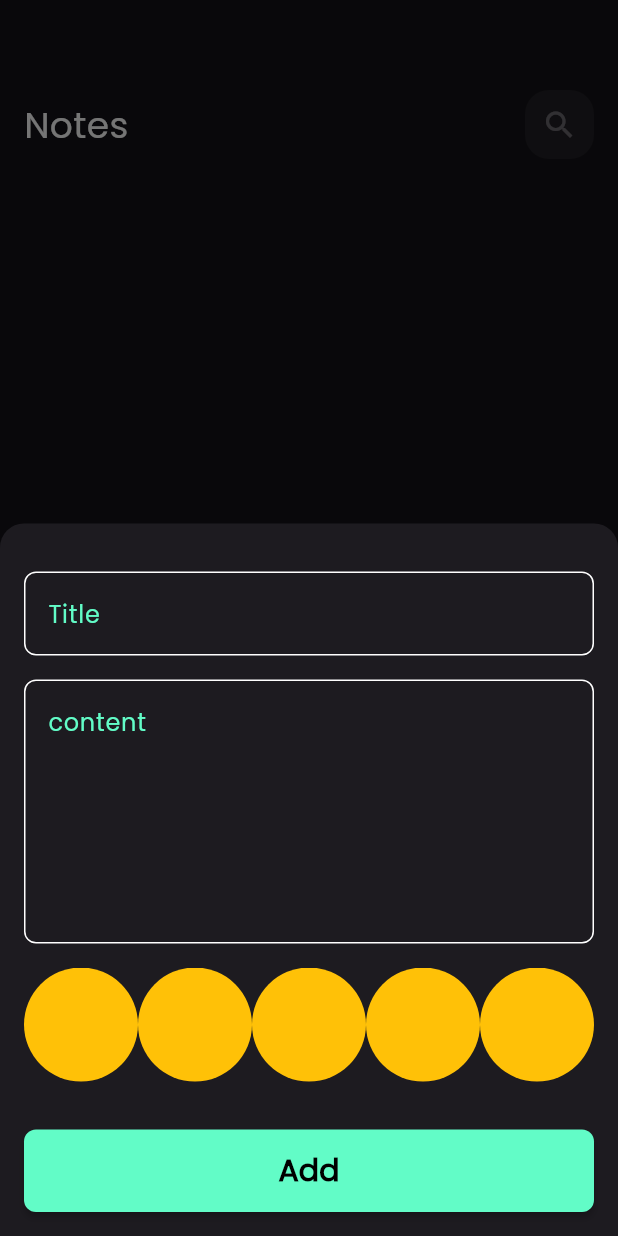
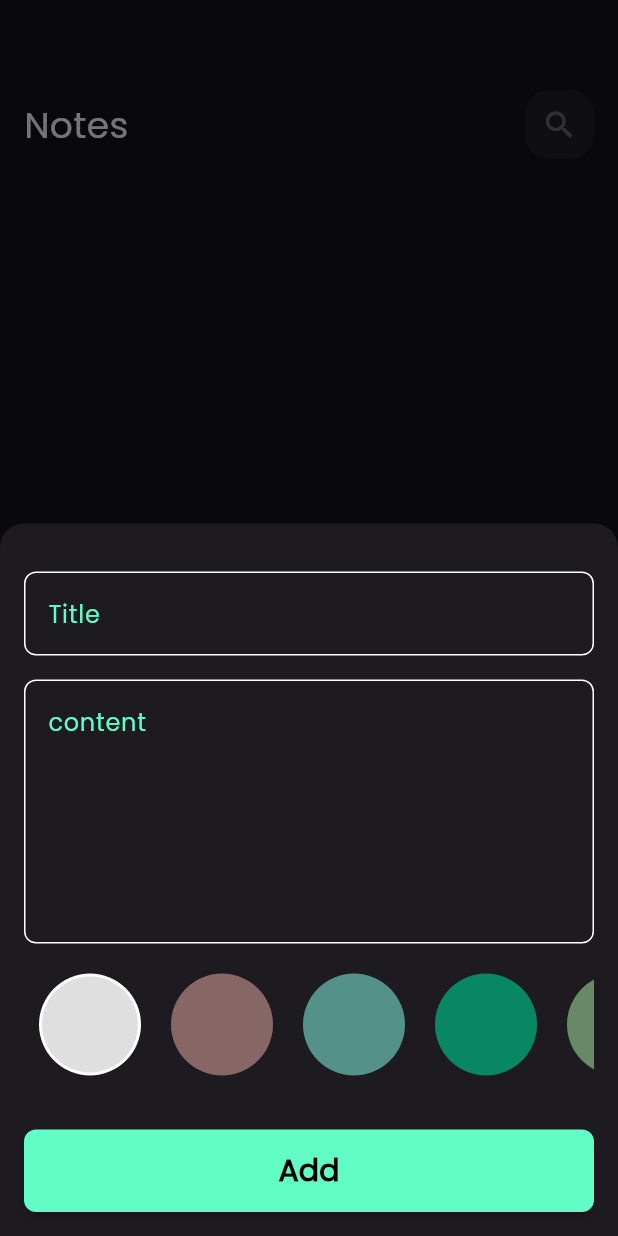
Before and after one commit to yahyaalmongdie/note_app, a Flutter app: the screen it shows after launch, after a tap on the "add" icon, on a phone screen of 412 x 824 dp. Run offline on Flutter 3.47's test engine with Material 3 defaults, Android fonts, the phone set to English and light mode, and no system bars; our stand-ins replace bloc, flutter_bloc, font_awesome_flutter, hive, hive_flutter; accounts and stored records are empty.

Commit message:
colors list view  part two

```diff
--- a/lib/core/widget/color_item.dart
+++ b/lib/core/widget/color_item.dart
@@ -1,14 +1,23 @@
-
 import 'package:flutter/material.dart';
 
 class ColorItem extends StatelessWidget {
-  const ColorItem({super.key});
-
+  const ColorItem({super.key, required this.isActive, required this.color});
+  final bool isActive;
+  final Color color;
   @override
   Widget build(BuildContext context) {
-    return const CircleAvatar(
-      backgroundColor: Colors.amber,
-      radius: 38,
-    );
+    return isActive == true
+        ? CircleAvatar(
+            backgroundColor: Colors.white,
+            radius: 38,
+            child: CircleAvatar(
+              backgroundColor: color,
+              radius: 32,
+            ),
+          )
+        : CircleAvatar(
+            backgroundColor: color,
+            radius: 38,
+          );
   }
 }
--- a/lib/features/notes/presentation/view/widget/color_list_view.dart
+++ b/lib/features/notes/presentation/view/widget/color_list_view.dart
@@ -1,18 +1,48 @@
 import 'package:flutter/material.dart';
 import 'package:note_app/core/widget/color_item.dart';
 
-class ColorListView extends StatelessWidget {
+class ColorListView extends StatefulWidget {
   const ColorListView({super.key});
 
   @override
+  State<ColorListView> createState() => _ColorListViewState();
+}
+
+class _ColorListViewState extends State<ColorListView> {
+  int currentIndex = 0;
+
+  List<Color> colors = [
+    const Color(0xffdfdfdf),
+    const Color(0xff876765),
+    const Color(0xff549289),
+    const Color(0xff098765),
+    const Color(0xff678965),
+    const Color(0xff567890),
+    const Color(0xff234564),
+    const Color(0xff879890),
+    const Color(0xff565644),
+  ];
+  @override
   Widget build(BuildContext context) {
     return SizedBox(
-      height: 38*2,
+      height: 38 * 2,
       child: ListView.builder(
-        itemCount: 10,
+        itemCount: colors.length,
         scrollDirection: Axis.horizontal,
         itemBuilder: (context, index) {
-          return const ColorItem();
+          return Padding(
+            padding: const EdgeInsets.symmetric(horizontal: 6, vertical: 4),
+            child: GestureDetector(
+              onTap: () {
+                currentIndex = index;
+                setState(() {});
+              },
+              child: ColorItem(
+                isActive: currentIndex == index,
+                color: colors[index],
+              ),
+            ),
+          );
         },
       ),
     );
```
